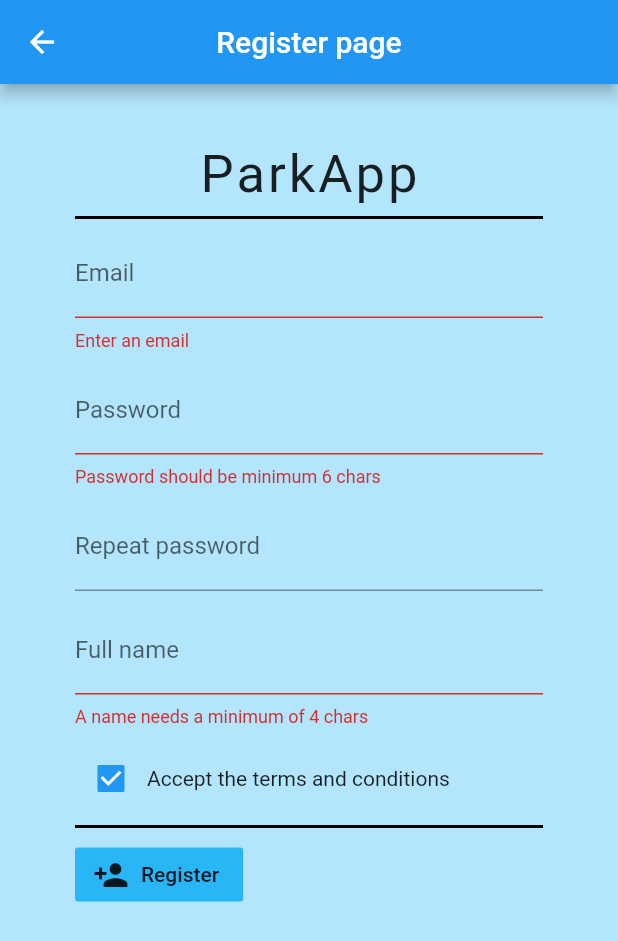
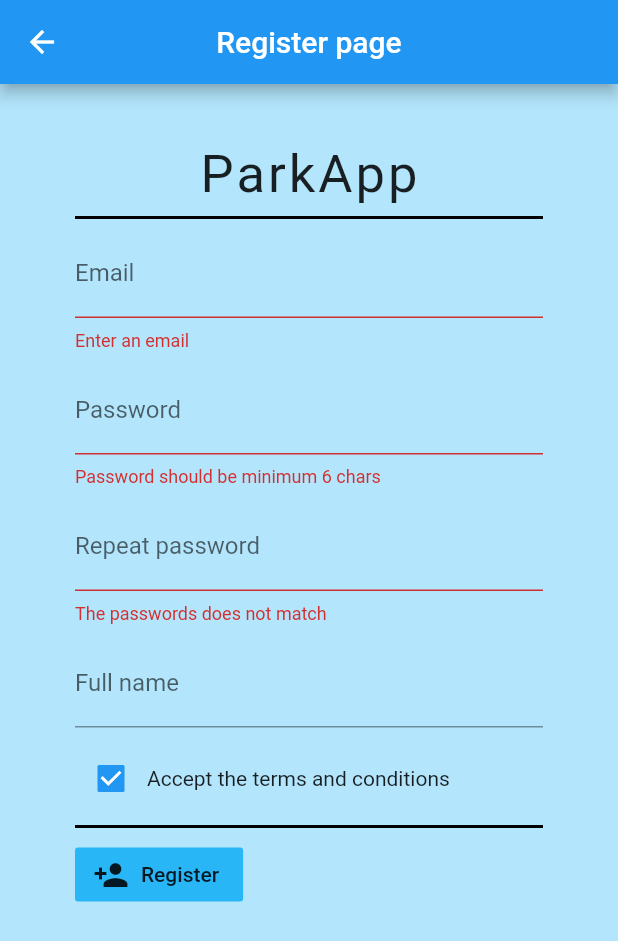
Before and after one commit to Bruseliuz/flutter_parkinggit, a Flutter app: the Register screen opened by its route, after a tap on "Register", on a phone screen of 412 x 824 dp. Shown: the top 941 px of the screen. Run offline on Flutter 3.47's test engine with Material 2 defaults, Android fonts, the phone set to English and light mode, and no system bars; our stand-ins replace cloud_firestore, firebase_auth, flutter_spinkit, google_maps_flutter, location; accounts and stored records are empty.

Commit message:
Error message on Register

```diff
--- a/lib/register.dart
+++ b/lib/register.dart
@@ -10,7 +10,7 @@ class _RegisterState extends State<Register> {
 
   final _formKey = GlobalKey<FormState>();
   bool checkBox = true;
-  String email, password, name;
+  String email, password, passwordValidate, name;
 
   @override
   Widget build(BuildContext context) {
@@ -49,16 +49,18 @@ class _RegisterState extends State<Register> {
                 decoration: InputDecoration(labelText: 'Password'),
                 obscureText: true,
                 validator: (val) => val.length < 6 ? 'Password should be minimum 6 chars' : null,
+                onChanged: (val) {
+                  setState(() => password = val);}
                   ),
                   SizedBox(height: 10.0),
                   TextFormField(
                   decoration: InputDecoration(labelText: 'Repeat password'),
                   obscureText: true,
+                    validator: (val) => val != password ? 'The passwords does not match' : null,
                   ),
                   SizedBox(height: 10.0),
                   TextFormField(
                   decoration: InputDecoration(labelText: 'Full name'),
-                validator: (val) => val.length < 4 ? 'A name needs a minimum of 4 chars' : null,
                   ),
                   SizedBox(height: 10.0),
                   Container(
```
Lines whose indentation alone changed are shown as unchanged.
